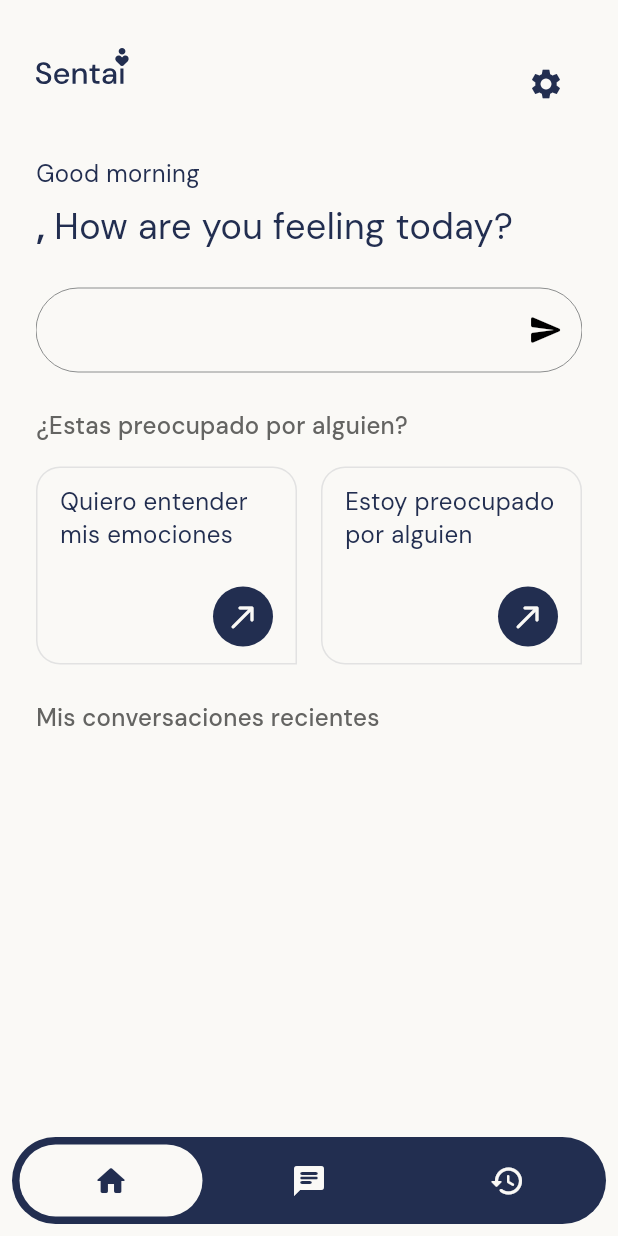
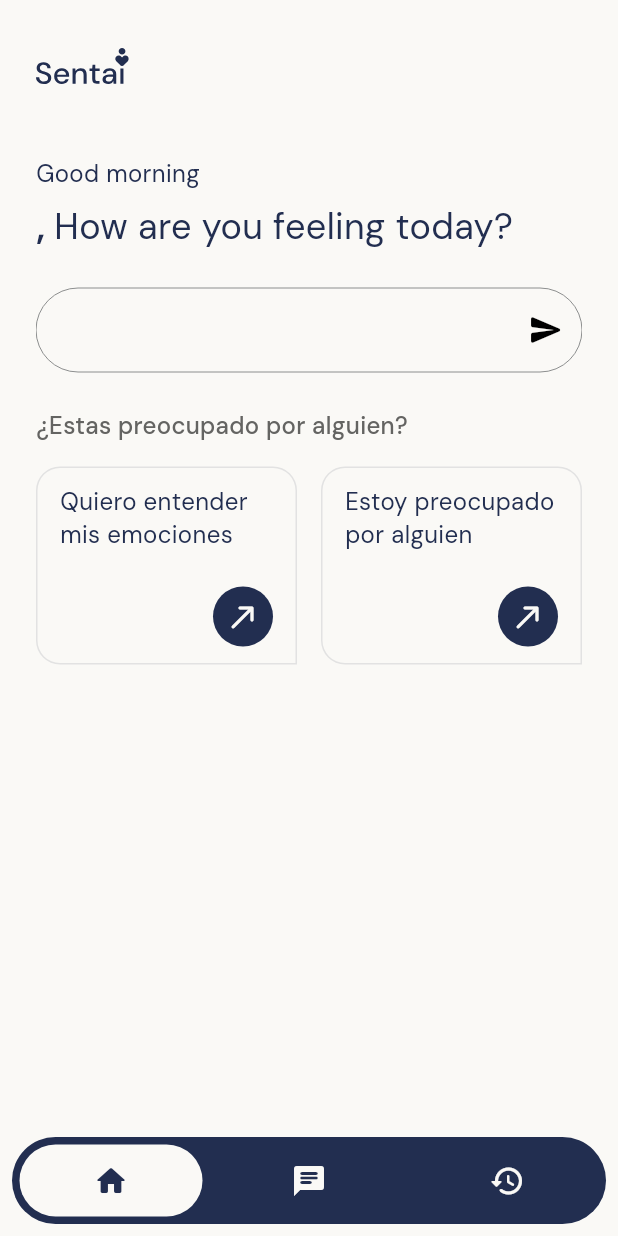
Before and after one commit to thisisjoeltorres/VOIDNET, a Flutter app: the DashboardView screen opened directly, on a phone screen of 412 x 824 dp. Run offline on Flutter 3.47's test engine with Material 3 defaults, Android fonts, the phone set to English and light mode, and no system bars; drawn by our look-alikes of showcaseview; our stand-ins replace flutter_dotenv, flutter_svg, rx_shared_preferences, shared_preferences; missing offline and left inert: cron; accounts and stored records are empty; generated files the repository leaves out were written again.

Commit message:
VOID-001 - Removes Settings button since it is not being used.

```diff
--- a/lib/views/home_view.dart
+++ b/lib/views/home_view.dart
@@ -79,7 +79,7 @@ class _HomeViewState extends State<HomeView> {
         child: Column(
           children: [
             Row(
-              mainAxisAlignment: MainAxisAlignment.spaceBetween,
+              mainAxisAlignment: MainAxisAlignment.start,
               crossAxisAlignment: CrossAxisAlignment.start,
               children: [
                 Expanded(
@@ -92,21 +92,6 @@ class _HomeViewState extends State<HomeView> {
                       ),
                       VerticalSpacing(32.0),
                     ],
-                  ),
-                ),
-                IconButton(
-                  enableFeedback: false,
-                  onPressed: () {
-                    Navigator.of(context)
-                        .push(CustomPageRoute(const SettingsView()));
-                  },
-                  icon: Padding(
-                    padding: const EdgeInsets.all(4.0),
-                    child: Icon(
-                      Icons.settings,
-                      color: Theme.of(context).colorScheme.onSurface,
-                      size: 24.0,
-                    ),
                   ),
                 ),
               ],
@@ -166,11 +151,10 @@ class _HomeViewState extends State<HomeView> {
                         ],
                       ),
                       VerticalSpacing(24.0),
-                      Text(
-                          style: Theme.of(context).textTheme.labelSmall,
-                          "Mis conversaciones recientes"
-                      ),
-                      // Aca el historial de conversaciones
+                      // Text(
+                      //     style: Theme.of(context).textTheme.labelSmall,
+                      //     "Mis conversaciones recientes"
+                      // ),
                     ]),
                   ),
                 ]),
```
